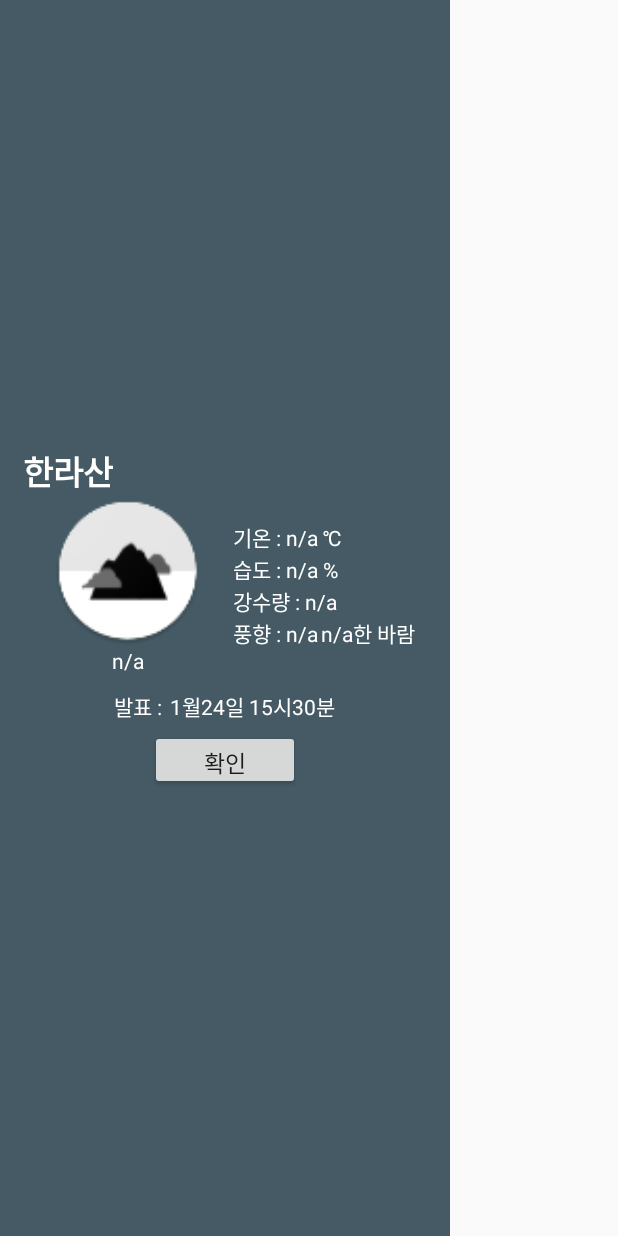
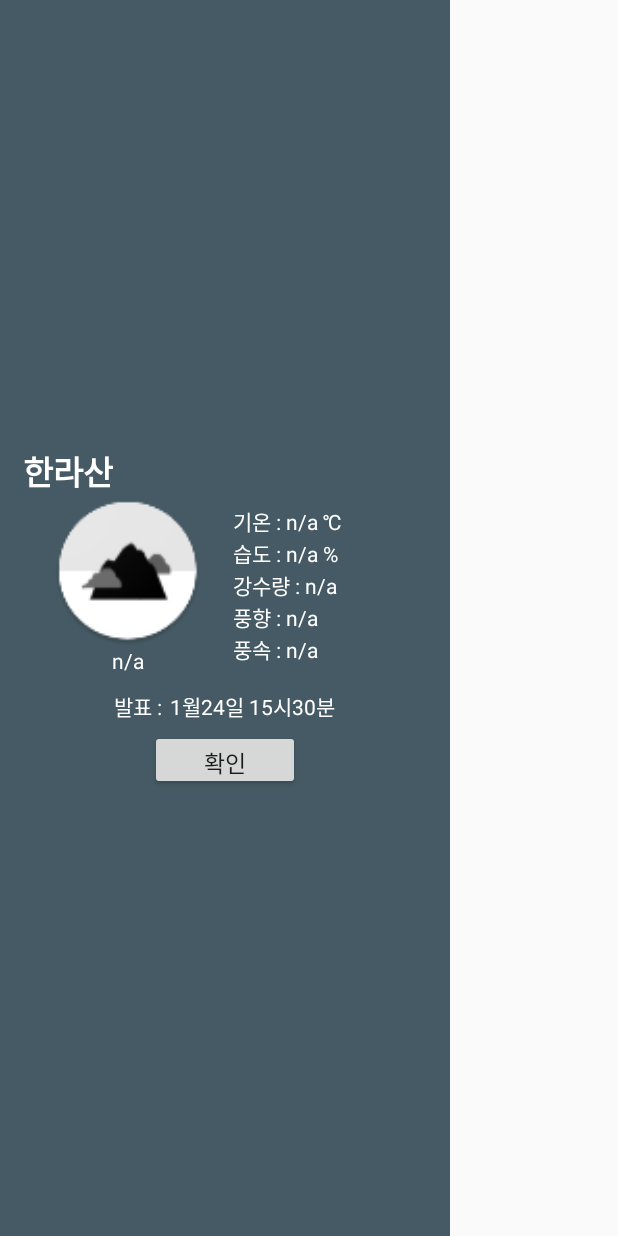
Before and after one commit to ShinJaehun/AnnyeongHallasan, an Android app: the layout dialog_weather_info.xml on its own in the app's theme, with its tools: preview values and no code run, on a phone screen of 412 x 824 dp. Run offline under Robolectric (Android 15) with nearby library versions, the phone set to English and light mode, and no system bars.

Commit message:
WeatherDialog 풍향과 풍속 정보 수정

```diff
--- a/app/src/main/res/layout/dialog_weather_info.xml
+++ b/app/src/main/res/layout/dialog_weather_info.xml
@@ -115,7 +115,6 @@
                 </LinearLayout>
 
                 <LinearLayout
-                    android:id="@+id/layout_weather_rainfall"
                     android:layout_width="wrap_content"
                     android:layout_height="wrap_content"
                     android:orientation="horizontal">
@@ -132,7 +131,6 @@
                         android:layout_height="wrap_content"
                         android:text="n/a"
                         android:textColor="@color/white" />
-
 
                 </LinearLayout>
 
@@ -161,6 +159,13 @@
 
                     </LinearLayout>
 
+                </LinearLayout>
+
+                <LinearLayout
+                    android:layout_width="wrap_content"
+                    android:layout_height="wrap_content"
+                    android:orientation="horizontal">
+
                     <LinearLayout
                         android:id="@+id/layout_weather_wind_speed"
                         android:layout_width="wrap_content"
@@ -168,22 +173,21 @@
                         android:orientation="horizontal">
 
                         <TextView
+                            android:layout_width="wrap_content"
+                            android:layout_height="wrap_content"
+                            android:text="풍속 : "
+                            android:textColor="@color/white" />
+
+                        <TextView
                             android:id="@+id/text_weather_wind_speed"
                             android:layout_width="wrap_content"
                             android:layout_height="wrap_content"
-                            android:layout_marginLeft="2dp"
                             android:text="n/a"
                             android:textColor="@color/white" />
 
-                        <TextView
-                            android:layout_width="wrap_content"
-                            android:layout_height="wrap_content"
-                            android:text="한 바람"
-                            android:textColor="@color/white" />
+                    </LinearLayout>
+                </LinearLayout>
 
-                    </LinearLayout>
-
-                </LinearLayout>
 
             </LinearLayout>
 
```
Also changed, not shown: app/src/main/java/com/shinjaehun/annyeonghallasan/WeatherDialog.java (+8 -12 lines).
